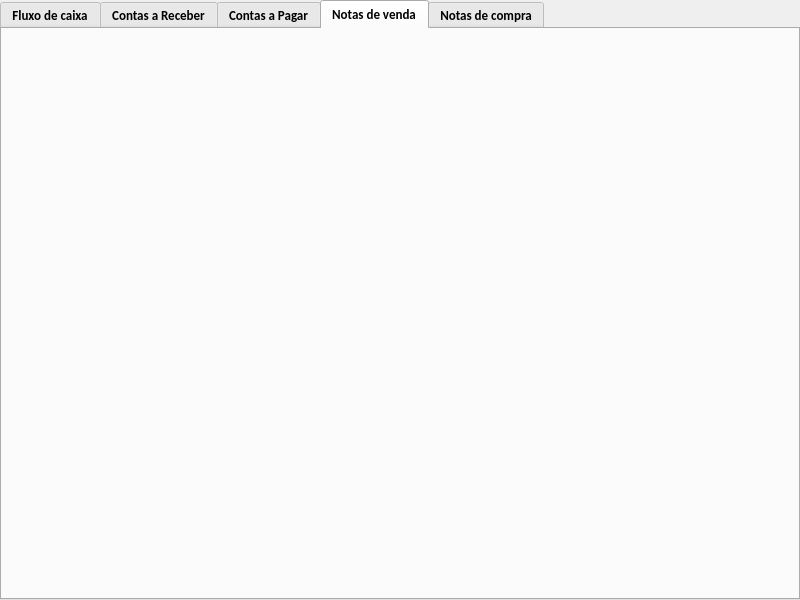
Above: loja/tela_contas.ui from jmessias1725/sexloja before the change. Below: the same form after it.
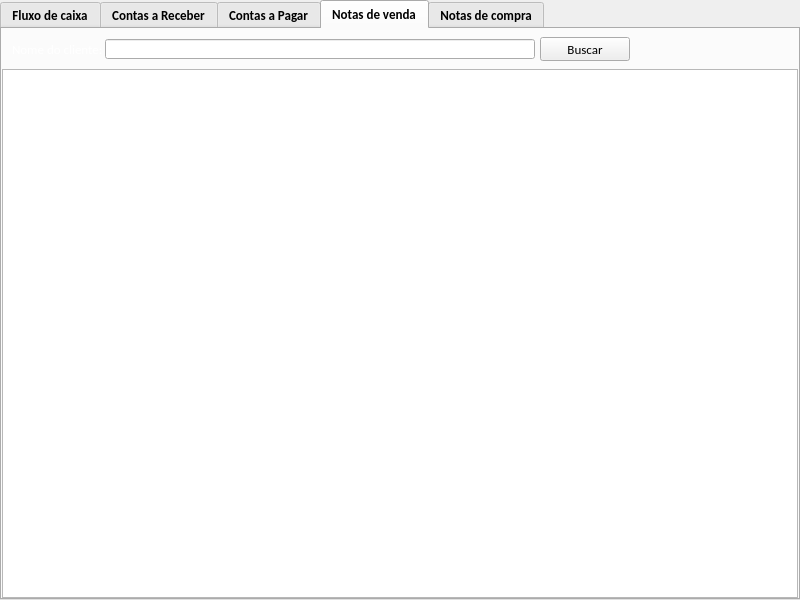
That is the form after the change. The open tabs and pages were chosen to show the change. Icons and pictures are not drawn.

The edit to the form file:
```diff
--- a/loja/tela_contas.ui
+++ b/loja/tela_contas.ui
@@ -1462,6 +1462,181 @@
        <attribute name="title">
         <string>Notas de venda</string>
        </attribute>
+       <layout class="QVBoxLayout" name="verticalLayout_5">
+        <property name="spacing">
+         <number>0</number>
+        </property>
+        <property name="margin">
+         <number>0</number>
+        </property>
+        <item>
+         <widget class="QFrame" name="fr_buscar_notas_venda">
+          <property name="minimumSize">
+           <size>
+            <width>0</width>
+            <height>40</height>
+           </size>
+          </property>
+          <property name="styleSheet">
+           <string notr="true">QFrame{
+	background-color: qlineargradient(x1:0, y1:1, x0:1, y0:0,
+                                       stop:0.3 #777777, stop:0.6 #525252);
+	border: none;
+}</string>
+          </property>
+          <property name="frameShape">
+           <enum>QFrame::WinPanel</enum>
+          </property>
+          <property name="frameShadow">
+           <enum>QFrame::Raised</enum>
+          </property>
+          <widget class="QLabel" name="lb_nome_cliente">
+           <property name="geometry">
+            <rect>
+             <x>10</x>
+             <y>10</y>
+             <width>92</width>
+             <height>20</height>
+            </rect>
+           </property>
+           <property name="font">
+            <font>
+             <family>Calibri</family>
+             <pointsize>10</pointsize>
+             <weight>50</weight>
+             <bold>false</bold>
+            </font>
+           </property>
+           <property name="styleSheet">
+            <string notr="true">color: rgb(255, 255, 255);</string>
+           </property>
+           <property name="text">
+            <string>Nome do cliente:</string>
+           </property>
+          </widget>
+          <widget class="QPushButton" name="btn_buscar_nota_venda">
+           <property name="geometry">
+            <rect>
+             <x>538</x>
+             <y>8</y>
+             <width>90</width>
+             <height>24</height>
+            </rect>
+           </property>
+           <property name="minimumSize">
+            <size>
+             <width>0</width>
+             <height>24</height>
+            </size>
+           </property>
+           <property name="maximumSize">
+            <size>
+             <width>90</width>
+             <height>24</height>
+            </size>
+           </property>
+           <property name="font">
+            <font>
+             <family>Calibri</family>
+             <pointsize>10</pointsize>
+             <weight>50</weight>
+             <bold>false</bold>
+            </font>
+           </property>
+           <property name="text">
+            <string>Buscar</string>
+           </property>
+           <property name="icon">
+            <iconset resource="imagens.qrc">
+             <normaloff>:/img/img/buscar.png</normaloff>:/img/img/buscar.png</iconset>
+           </property>
+           <property name="iconSize">
+            <size>
+             <width>20</width>
+             <height>20</height>
+            </size>
+           </property>
+          </widget>
+          <widget class="QLineEdit" name="le_nome_cliente">
+           <property name="geometry">
+            <rect>
+             <x>103</x>
+             <y>10</y>
+             <width>430</width>
+             <height>20</height>
+            </rect>
+           </property>
+           <property name="sizePolicy">
+            <sizepolicy hsizetype="Fixed" vsizetype="Fixed">
+             <horstretch>0</horstretch>
+             <verstretch>0</verstretch>
+            </sizepolicy>
+           </property>
+           <property name="minimumSize">
+            <size>
+             <width>410</width>
+             <height>20</height>
+            </size>
+           </property>
+           <property name="maximumSize">
+            <size>
+             <width>500</width>
+             <height>20</height>
+            </size>
+           </property>
+           <property name="font">
+            <font>
+             <family>Calibri</family>
+             <pointsize>10</pointsize>
+             <weight>50</weight>
+             <bold>false</bold>
+             <kerning>false</kerning>
+            </font>
+           </property>
+           <property name="text">
+            <string/>
+           </property>
+           <property name="maxLength">
+            <number>60</number>
+           </property>
+           <property name="readOnly">
+            <bool>false</bool>
+           </property>
+          </widget>
+         </widget>
+        </item>
+        <item>
+         <widget class="QTableWidget" name="tw_lista_notas_venda">
+          <property name="font">
+           <font>
+            <family>Calibri</family>
+            <pointsize>10</pointsize>
+           </font>
+          </property>
+          <property name="rowCount">
+           <number>0</number>
+          </property>
+          <property name="columnCount">
+           <number>0</number>
+          </property>
+          <attribute name="horizontalHeaderMinimumSectionSize">
+           <number>95</number>
+          </attribute>
+          <attribute name="horizontalHeaderStretchLastSection">
+           <bool>true</bool>
+          </attribute>
+          <attribute name="verticalHeaderVisible">
+           <bool>false</bool>
+          </attribute>
+          <attribute name="verticalHeaderDefaultSectionSize">
+           <number>20</number>
+          </attribute>
+          <attribute name="verticalHeaderMinimumSectionSize">
+           <number>20</number>
+          </attribute>
+         </widget>
+        </item>
+       </layout>
       </widget>
       <widget class="QWidget" name="tab_notas_compra">
        <attribute name="title">
```
Left out of the diff: 187 changed lines with no effect on the pictures.
